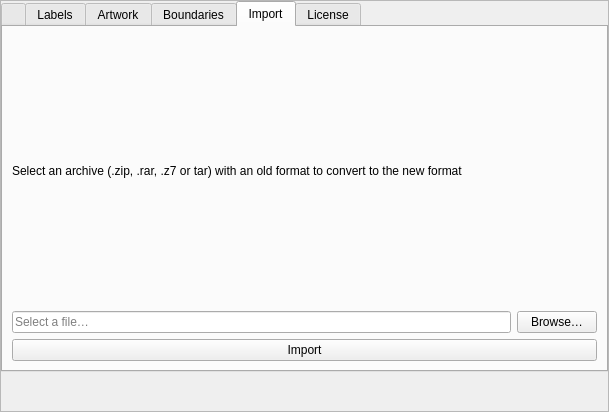
The window that plugins/SkyCultureMaker/src/gui/scmEditorDialog.ui (Integer-Ctrl/stellarium) describes before a commit, drawn with Qt 5.
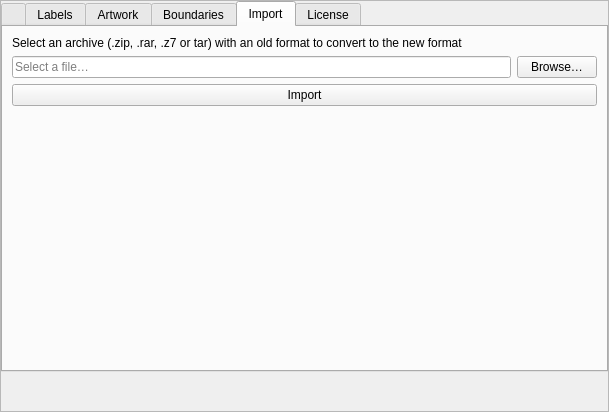
The same window after the commit. Icons and pictures are not drawn. Custom widgets are drawn as their Qt base class.

Commit message: fixed explorer call

```diff
--- a/plugins/SkyCultureMaker/src/gui/scmEditorDialog.ui
+++ b/plugins/SkyCultureMaker/src/gui/scmEditorDialog.ui
@@ -283,6 +283,22 @@
             </property>
            </widget>
           </item>
+          <item>
+           <spacer name="verticalSpacerImport">
+            <property name="orientation">
+             <enum>Qt::Vertical</enum>
+            </property>
+            <property name="sizeType">
+             <enum>QSizePolicy::Expanding</enum>
+            </property>
+            <property name="sizeHint" stdset="0">
+             <size>
+              <width>20</width>
+              <height>40</height>
+             </size>
+            </property>
+           </spacer>
+          </item>
          </layout>
         </widget>
         <widget class="QWidget" name="License">
```
The commit also changes 1 other file.
